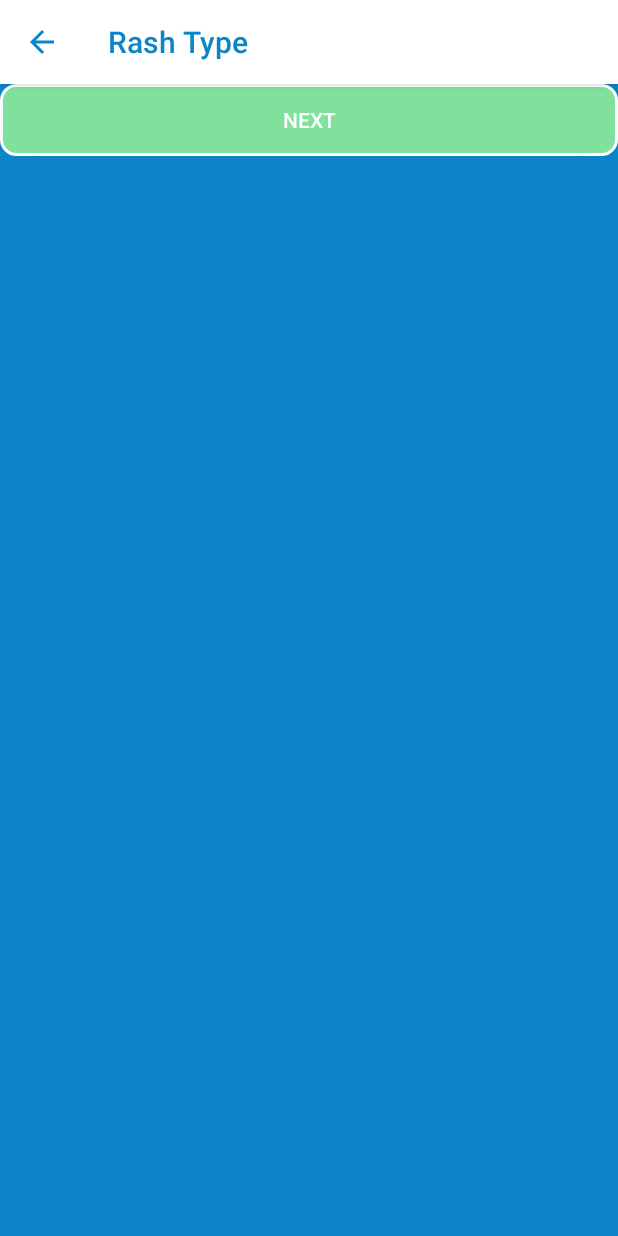
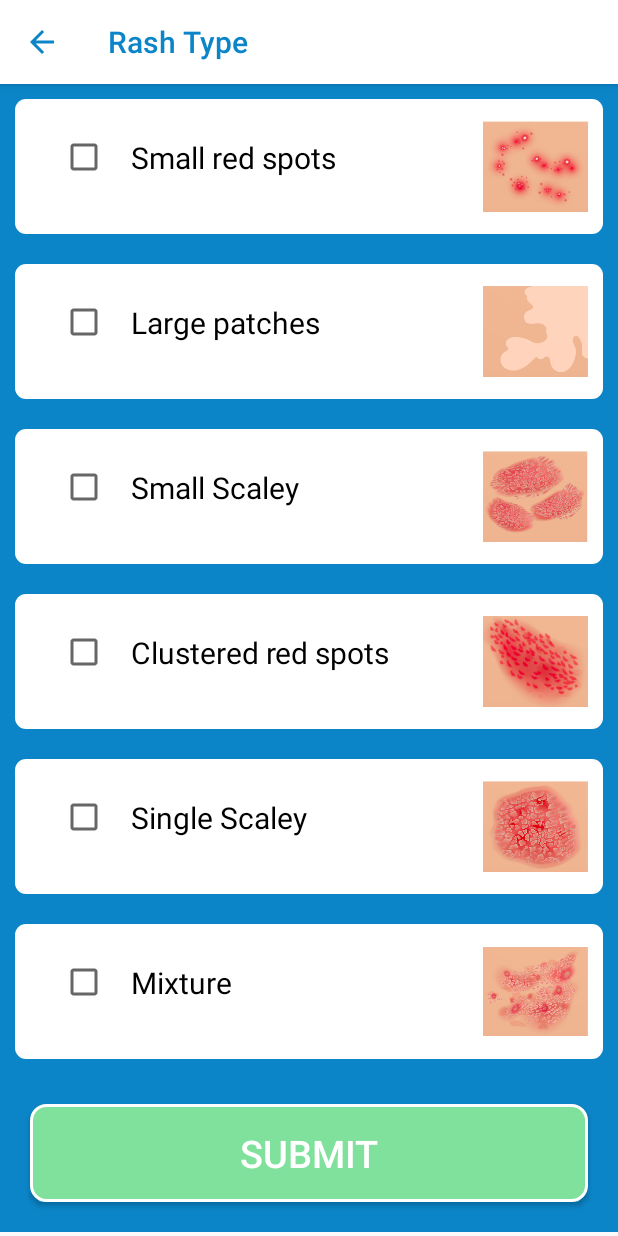
Before and after one commit to 4gp2/trocaire, an Android app: the Rash_type screen opened directly, with no data from a screen before it, on a phone screen of 412 x 824 dp. Run offline under Robolectric (Android 15) with nearby library versions, the light colour scheme and no system bars.

Commit message:
Created UI for rash Identification with checkboxes

```diff
--- a/frontend_app/app/src/main/java/com/example/trocaire_disease_outbreak_manager/Rash_type.java
+++ b/frontend_app/app/src/main/java/com/example/trocaire_disease_outbreak_manager/Rash_type.java
@@ -7,6 +7,7 @@ import android.os.Bundle;
 import android.text.Html;
 import android.view.View;
 import android.widget.Button;
+import android.widget.CheckBox;
 
 import androidx.appcompat.app.ActionBar;
 import androidx.appcompat.app.AppCompatActivity;
@@ -25,12 +26,27 @@ public class Rash_type extends AppCompatActivity implements View.OnClickListener
         bar.setDisplayHomeAsUpEnabled(true);
         bar.setHomeAsUpIndicator(R.drawable.ic_arrow_back_black_24dp);
 
-        Button next = findViewById(R.id.buttonrashtype);
+        Button next = findViewById(R.id.btnSubmitRashType);
         next.setOnClickListener(this);
     }
 
     @Override
     public void onClick(View v) {
+
+        CheckBox clustered =  findViewById(R.id.chkClustered);
+        CheckBox large_patches =  findViewById(R.id.chkLargePatches);
+        CheckBox mixture =  findViewById(R.id.chkMixture);
+        CheckBox single_scaley = findViewById(R.id.chkSingleScaley);
+        CheckBox small_spots =  findViewById(R.id.chkSmallSpots);
+        CheckBox small_scaley = findViewById(R.id.SmallScaley);
+
+        Boolean clustered_isChecked = clustered.isChecked();
+        Boolean large_patches_isChecked = large_patches.isChecked();
+        Boolean mixture_isChecked = mixture.isChecked();
+        Boolean single_scaley_isChecked = single_scaley.isChecked();
+        Boolean small_spots_isChecked = small_spots.isChecked();
+        Boolean small_scaley_isChecked = small_scaley.isChecked();
+
         Intent con = new Intent(Rash_type.this, Rash_locator_front.class);
         Rash_type.this.startActivity(con);
     }
--- a/frontend_app/app/src/main/res/layout/rash_type.xml
+++ b/frontend_app/app/src/main/res/layout/rash_type.xml
@@ -1,14 +1,158 @@
 <?xml version="1.0" encoding="utf-8"?>
-<LinearLayout xmlns:android="http://schemas.android.com/apk/res/android"
-    android:orientation="vertical" android:layout_width="match_parent"
-    android:layout_height="match_parent"
-    android:background="#0B85C8">
+<ScrollView
+    xmlns:android="http://schemas.android.com/apk/res/android"
+    android:layout_width="fill_parent"
+    android:layout_height="match_parent">
 
-    <Button
-        style="@style/button_style"
-        android:textColor="#ffffff"
-        android:id="@+id/buttonrashtype"
-        android:layout_width="match_parent"
+    <LinearLayout
+        xmlns:app="http://schemas.android.com/apk/res-auto"
+        android:layout_width="fill_parent"
         android:layout_height="wrap_content"
-        android:text="Next" />
-</LinearLayout>
+        android:orientation="vertical"
+        android:background="#0B85C8">
+
+        <FrameLayout
+            android:layout_width="fill_parent"
+            android:layout_height="wrap_content"
+            android:orientation="horizontal"
+            style="@style/rounded_edittext_style"
+            android:padding="10dp">
+            <CheckBox
+                android:id="@+id/chkSmallSpots"
+                android:layout_width="wrap_content"
+                android:layout_height="wrap_content"
+                android:padding="15dp"
+                android:text="Small red spots"
+                android:textSize="20sp"
+                android:layout_marginLeft="20dp"
+                />
+            <ImageView
+                android:layout_width="70dp"
+                android:layout_height="70dp"
+                android:layout_gravity="right"
+                app:srcCompat="@drawable/ind_bumps"/>
+        </FrameLayout>
+
+        <FrameLayout
+            android:layout_width="fill_parent"
+            android:layout_height="fill_parent"
+            android:orientation="horizontal"
+            style="@style/rounded_edittext_style"
+            android:padding="10dp">
+            <CheckBox
+                android:id="@+id/chkLargePatches"
+                android:layout_width="wrap_content"
+                android:layout_height="wrap_content"
+                android:layout_gravity="left"
+                android:text="Large patches"
+                android:textSize="20sp"
+                android:layout_marginLeft="20dp"
+                android:padding="15dp" />
+            <ImageView
+                android:layout_width="70dp"
+                android:layout_height="70dp"
+                android:layout_gravity="right"
+                app:srcCompat="@drawable/large_rash"/>
+        </FrameLayout>
+
+        <FrameLayout
+            android:layout_width="fill_parent"
+            android:layout_height="wrap_content"
+            android:orientation="horizontal"
+            style="@style/rounded_edittext_style"
+            android:padding="10dp">
+            <CheckBox
+                android:id="@+id/SmallScaley"
+                android:layout_width="wrap_content"
+                android:layout_height="wrap_content"
+                android:text="Small Scaley"
+                android:textSize="20sp"
+                android:layout_marginLeft="20dp"
+                android:padding="15dp"/>
+            <ImageView
+                android:layout_width="70dp"
+                android:layout_gravity="right"
+                android:layout_height="70dp"
+                app:srcCompat="@drawable/multiple_scaley"/>
+        </FrameLayout>
+
+        <FrameLayout
+            android:layout_width="fill_parent"
+            android:layout_height="wrap_content"
+            android:orientation="horizontal"
+            style="@style/rounded_edittext_style"
+            android:padding="10dp">
+            <CheckBox
+                android:id="@+id/chkClustered"
+                android:layout_width="wrap_content"
+                android:layout_height="wrap_content"
+                android:text="Clustered red spots"
+                android:textSize="20sp"
+                android:layout_marginLeft="20dp"
+                android:padding="15dp"/>
+            <ImageView
+                android:layout_width="70dp"
+                android:layout_height="70dp"
+                android:layout_gravity="right"
+                app:srcCompat="@drawable/red_dots"/>
+        </FrameLayout>
+
+        <FrameLayout
+            android:layout_width="fill_parent"
+            android:layout_height="wrap_content"
+            android:orientation="horizontal"
+            style="@style/rounded_edittext_style"
+            android:padding="10dp">
+            <CheckBox
+                android:id="@+id/chkSingleScaley"
+                android:layout_width="wrap_content"
+                android:layout_height="wrap_content"
+                android:text="Single Scaley"
+                android:textSize="20sp"
+                android:layout_marginLeft="20dp"
+                android:padding="15dp" />
+            <ImageView
+                android:layout_width="70dp"
+                android:layout_height="70dp"
+                android:layout_gravity="right"
+                app:srcCompat="@drawable/scaley"/>
+        </FrameLayout>
+
+        <FrameLayout
+            android:layout_width="fill_parent"
+            android:layout_height="wrap_content"
+            android:orientation="horizontal"
+            style="@style/rounded_edittext_style"
+            android:padding="10dp">
+            <CheckBox
+                android:id="@+id/chkMixture"
+                android:layout_width="wrap_content"
+                android:layout_height="wrap_content"
+                android:text="Mixture"
+                android:layout_marginLeft="20dp"
+                android:textSize="20sp"
+                android:padding="15dp"/>
+            <ImageView
+                android:layout_width="70dp"
+                android:layout_height="70dp"
+                android:layout_gravity="right"
+                app:srcCompat="@drawable/small_bumps"/>
+        </FrameLayout>
+
+        <Button
+            android:id="@+id/btnSubmitRashType"
+            style="@style/button_style"
+            android:layout_width="match_parent"
+            android:layout_height="wrap_content"
+            android:layout_gravity="center_vertical|center_horizontal"
+            android:layout_marginStart="20dp"
+            android:layout_marginTop="20dp"
+            android:layout_marginBottom="20dp"
+            android:layout_marginEnd="20dp"
+            android:padding="15dp"
+            android:text="@string/btn_submit_symptom"
+            android:textColor="#ffffff"
+            android:textSize="25sp" />
+    </LinearLayout>
+
+</ScrollView>
```
Also changed, not shown: frontend_app/app/src/main/res/drawable-v24/ind_bumps.png (added), frontend_app/app/src/main/res/drawable-v24/large_rash.png (added), frontend_app/app/src/main/res/drawable-v24/multiple_scaley.png (added), frontend_app/app/src/main/res/drawable-v24/red_dots.png (added), frontend_app/app/src/main/res/drawable-v24/scaley.png (added), frontend_app/app/src/main/res/drawable-v24/small_bumps.png (added).
